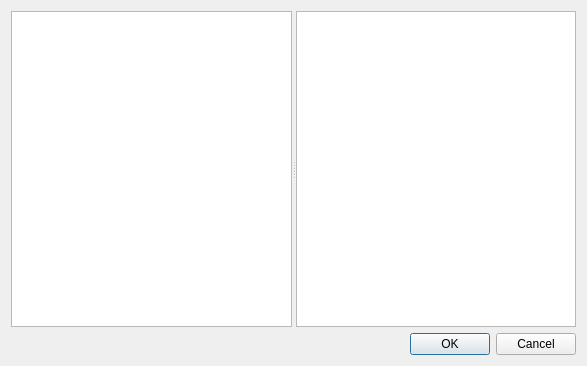
pol51/biotool1, file ui/csvExportOptions.ui: the form before one commit.
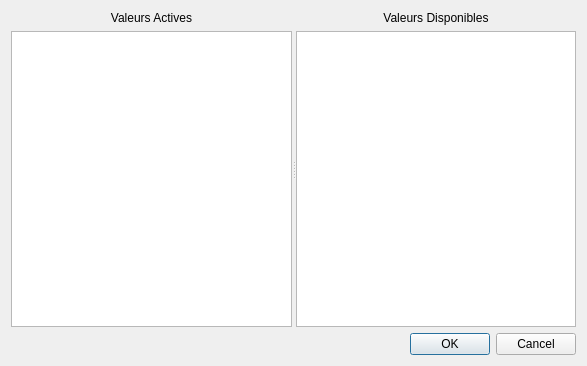
The form after the commit.

Commit message: add options to csv export to select which data to export (Feature #69)

Patch:
```diff
--- a/ui/csvExportOptions.ui
+++ b/ui/csvExportOptions.ui
@@ -13,14 +13,57 @@
   <property name="windowTitle">
    <string>Dialog</string>
   </property>
-  <layout class="QVBoxLayout" name="verticalLayout">
+  <layout class="QVBoxLayout" name="verticalLayout_3">
    <item>
     <widget class="QSplitter" name="splitter">
      <property name="orientation">
       <enum>Qt::Horizontal</enum>
      </property>
-     <widget class="QListWidget" name="lstDTSelected"/>
-     <widget class="QListWidget" name="lstDTAvailable"/>
+     <widget class="QWidget" name="layoutWidget">
+      <layout class="QVBoxLayout" name="verticalLayout">
+       <item>
+        <widget class="QLabel" name="label">
+         <property name="text">
+          <string>Valeurs Actives</string>
+         </property>
+         <property name="alignment">
+          <set>Qt::AlignCenter</set>
+         </property>
+        </widget>
+       </item>
+       <item>
+        <widget class="QListWidget" name="lstDTSelected">
+         <property name="dragEnabled">
+          <bool>true</bool>
+         </property>
+         <property name="dragDropMode">
+          <enum>QAbstractItemView::InternalMove</enum>
+         </property>
+        </widget>
+       </item>
+      </layout>
+     </widget>
+     <widget class="QWidget" name="layoutWidget">
+      <layout class="QVBoxLayout" name="verticalLayout_2">
+       <item>
+        <widget class="QLabel" name="label_2">
+         <property name="text">
+          <string>Valeurs Disponibles</string>
+         </property>
+         <property name="alignment">
+          <set>Qt::AlignCenter</set>
+         </property>
+        </widget>
+       </item>
+       <item>
+        <widget class="QListWidget" name="lstDTAvailable">
+         <property name="sortingEnabled">
+          <bool>true</bool>
+         </property>
+        </widget>
+       </item>
+      </layout>
+     </widget>
     </widget>
    </item>
    <item>
```
Left out of the diff: 10 changed lines with no effect on the pictures. The commit also changes 12 other files.
